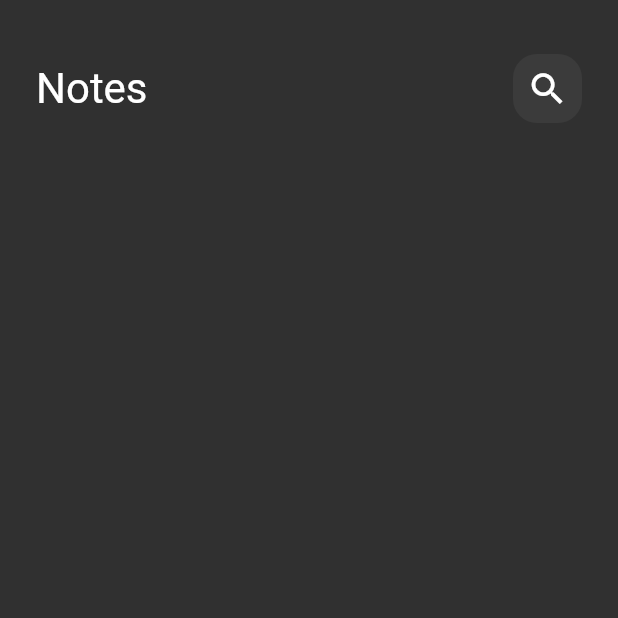
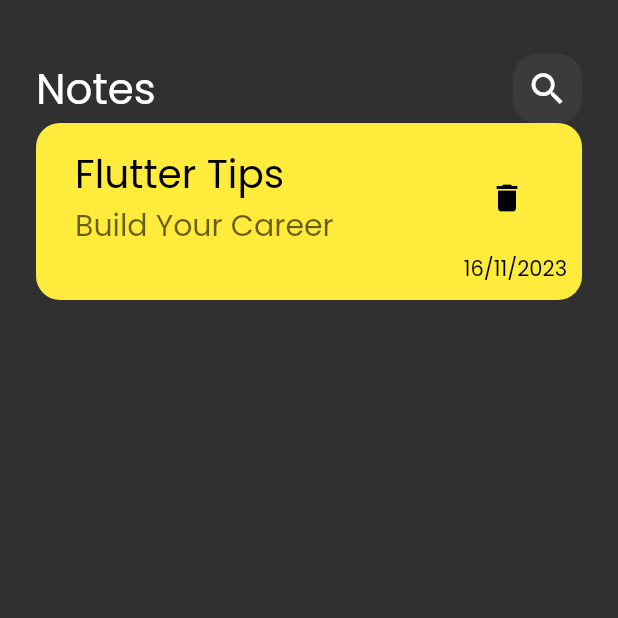
Before and after one commit to fadyElhussein/notes_app, a Flutter app: the screen it shows after launch, on a phone screen of 412 x 824 dp, the top half of it. Run offline on Flutter 3.47's test engine with Material 2 defaults, Android fonts, the phone set to English and light mode, and no system bars.

Commit message:
create custom note iteam

```diff
--- a/lib/main.dart
+++ b/lib/main.dart
@@ -14,6 +14,7 @@ class NotesApp extends StatelessWidget {
       debugShowCheckedModeBanner: false,
       theme: ThemeData(
         brightness: Brightness.dark,
+        fontFamily: 'Poppins',
       ),
       routes: {
         NotesView.id: (context) => const NotesView(),
--- /dev/null
+++ b/lib/widgets/custom_note_iteam.dart
@@ -0,0 +1,48 @@
+import 'package:flutter/material.dart';
+import 'package:intl/intl.dart';
+
+class NoteIteam extends StatelessWidget {
+  const NoteIteam({super.key});
+
+  @override
+  Widget build(BuildContext context) {
+    return Container(
+      decoration: BoxDecoration(
+        color: Colors.yellow,
+        borderRadius: BorderRadius.circular(16),
+      ),
+      child: Padding(
+        padding: const EdgeInsets.all(10.0),
+        child: Column(
+          crossAxisAlignment: CrossAxisAlignment.end,
+          children: [
+            ListTile(
+              title: const Text('Flutter Tips',
+                  style: TextStyle(
+                    color: Colors.black,
+                    fontSize: 26,
+                  )),
+              subtitle: Text('Build Your Career',
+                  style: TextStyle(
+                    color: Colors.black.withOpacity(0.6),
+                    fontSize: 20,
+                  )),
+              trailing: IconButton(
+                  onPressed: () {},
+                  icon: const Icon(
+                    Icons.delete,
+                    color: Colors.black,
+                  )),
+            ),
+            Text(
+              DateFormat('dd/MM/yyyy').format(DateTime.now()),
+              style: const TextStyle(
+                color: Colors.black,
+              ),
+            ),
+          ],
+        ),
+      ),
+    );
+  }
+}
--- a/lib/widgets/notes_view_body.dart
+++ b/lib/widgets/notes_view_body.dart
@@ -1,5 +1,7 @@
 import 'package:flutter/material.dart';
+import 'package:intl/intl.dart';
 import 'package:notes_app/widgets/custom_app_bar.dart';
+import 'package:notes_app/widgets/custom_note_iteam.dart';
 
 class NotesViewBody extends StatelessWidget {
   const NotesViewBody({super.key});
@@ -14,6 +16,7 @@ class NotesViewBody extends StatelessWidget {
             height: 20,
           ),
           CustomAppBar(),
+          NoteIteam(),
         ],
       ),
     );
```
Also changed, not shown: pubspec.yaml (+6 -6 lines), assets/font/Poppins-Regular.ttf (added), pubspec.lock.
